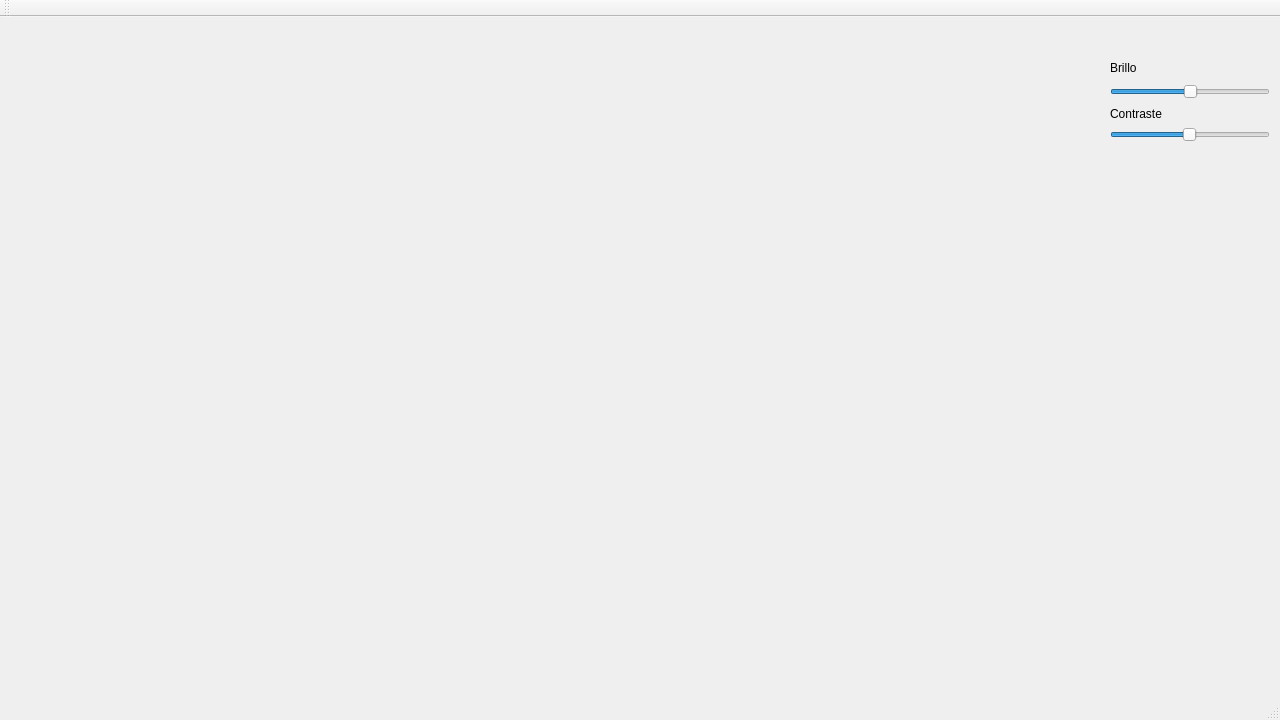
First picture: the form in postpro/project/mainwindow.ui, repository yonelyvan/top-grafica, before the edit.
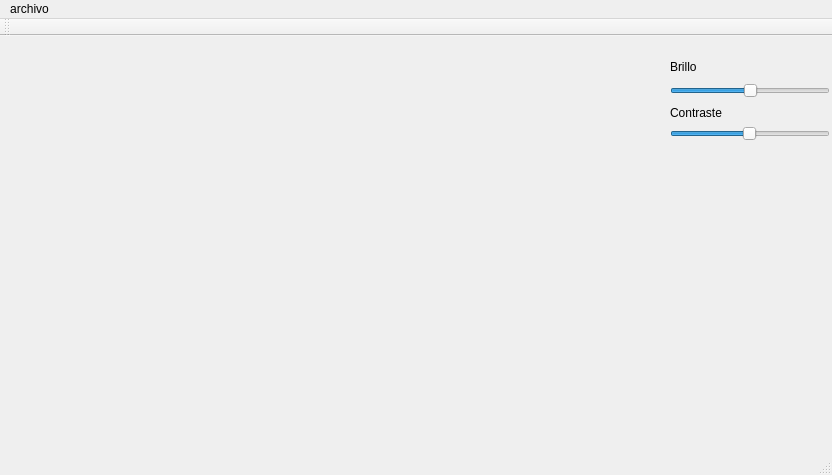
Second picture: the form after the edit.

The edit to the form file:
```diff
--- a/postpro/project/mainwindow.ui
+++ b/postpro/project/mainwindow.ui
@@ -6,8 +6,8 @@
    <rect>
     <x>0</x>
     <y>0</y>
-    <width>1280</width>
-    <height>720</height>
+    <width>832</width>
+    <height>475</height>
    </rect>
   </property>
   <property name="windowTitle">
@@ -17,8 +17,8 @@
    <widget class="QSlider" name="horizontalSlider">
     <property name="geometry">
      <rect>
-      <x>1110</x>
-      <y>67</y>
+      <x>670</x>
+      <y>47</y>
       <width>160</width>
       <height>16</height>
      </rect>
@@ -36,8 +36,8 @@
    <widget class="QLabel" name="label">
     <property name="geometry">
      <rect>
-      <x>1110</x>
-      <y>40</y>
+      <x>670</x>
+      <y>20</y>
       <width>71</width>
       <height>21</height>
      </rect>
@@ -52,10 +52,10 @@
    <widget class="QLabel" name="label_img">
     <property name="geometry">
      <rect>
-      <x>10</x>
+      <x>200</x>
       <y>10</y>
-      <width>1071</width>
-      <height>671</height>
+      <width>421</width>
+      <height>341</height>
      </rect>
     </property>
     <property name="text">
@@ -68,8 +68,8 @@
    <widget class="QLabel" name="label_2">
     <property name="geometry">
      <rect>
-      <x>1110</x>
-      <y>90</y>
+      <x>670</x>
+      <y>70</y>
       <width>59</width>
       <height>14</height>
      </rect>
@@ -81,8 +81,8 @@
    <widget class="QSlider" name="horizontalSlider_2">
     <property name="geometry">
      <rect>
-      <x>1110</x>
-      <y>110</y>
+      <x>670</x>
+      <y>90</y>
       <width>160</width>
       <height>16</height>
      </rect>
@@ -106,10 +106,17 @@
     <rect>
      <x>0</x>
      <y>0</y>
-     <width>1280</width>
-     <height>19</height>
+     <width>832</width>
+     <height>18</height>
     </rect>
    </property>
+   <widget class="QMenu" name="menuArchivo">
+    <property name="title">
+     <string>archivo</string>
+    </property>
+    <addaction name="actionAbrir"/>
+   </widget>
+   <addaction name="menuArchivo"/>
   </widget>
   <widget class="QToolBar" name="mainToolBar">
    <attribute name="toolBarArea">
```
Left out of the diff: 7 changed lines with no effect on the pictures.
